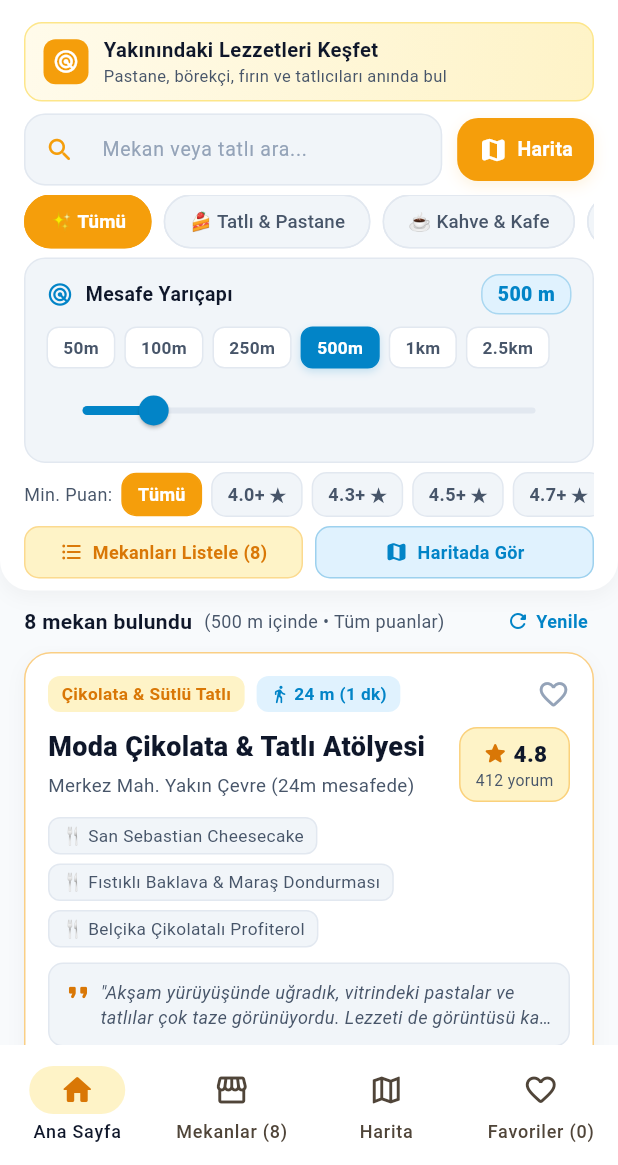
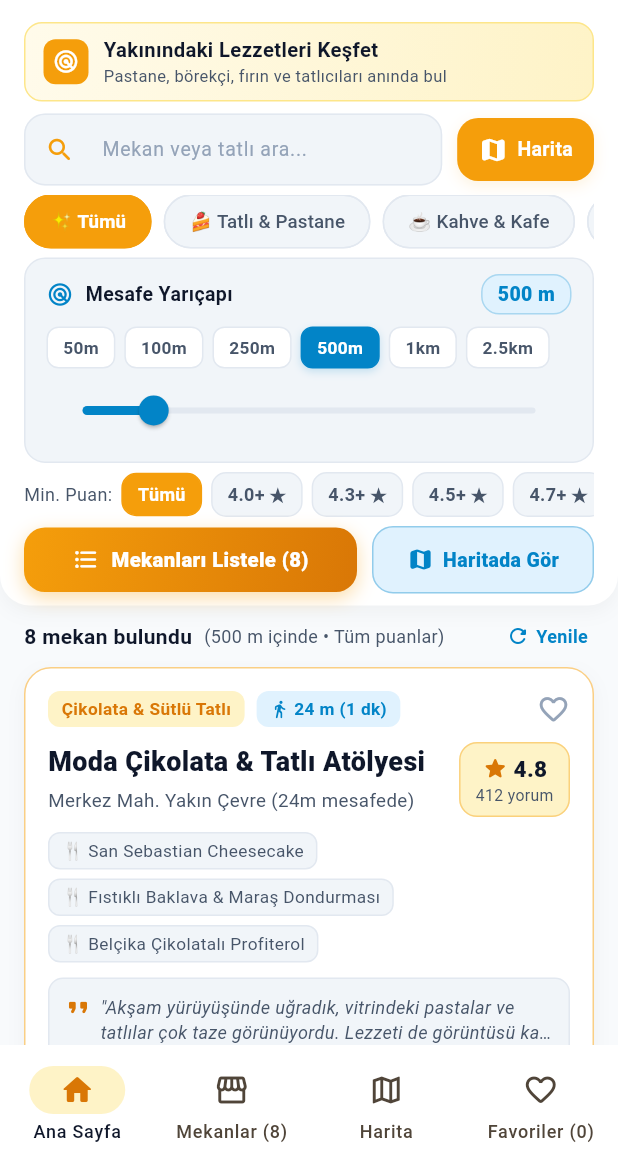
Before and after one commit to cosskun/mekan_radari, a Flutter app: the screen it shows after launch, on a phone screen of 412 x 824 dp, the part 71-1236 px from its top. Run offline on Flutter 3.47's test engine with Material 3 defaults, Android fonts, the phone set to English and light mode, and no system bars; our stand-ins replace flutter_map, geolocator, latlong2, shared_preferences; network calls fail.

Commit message:
UX: Introduce on-demand venue listing button, eliminate forced startup loading, and modernize discovery hub

```diff
--- a/lib/controllers/places_controller.dart
+++ b/lib/controllers/places_controller.dart
@@ -384,18 +384,21 @@ class PlacesController extends ChangeNotifier {
     }
   }
 
-  /// Updates center coordinates and location label, then loads places.
+  /// Updates center coordinates and location label, then optionally loads places.
   Future<void> setLocation({
     required double lat,
     required double lon,
     required String label,
+    bool autoLoad = true,
   }) async {
     _centerLat = lat;
     _centerLon = lon;
     _locationLabel = label;
     _recomputeAllPlaces();
     notifyListeners();
-    await loadPlaces();
+    if (autoLoad) {
+      await loadPlaces();
+    }
   }
 
   /// Fetches nearby places from [PlacesRepository], merges user reviews,
--- a/lib/screens/home_screen.dart
+++ b/lib/screens/home_screen.dart
@@ -122,6 +122,7 @@ class _HomeScreenState extends State<HomeScreen> {
         lat: pos.latitude,
         lon: pos.longitude,
         label: label,
+        autoLoad: false,
       );
     } catch (_) {
       _fallbackToDefaultLocation();
@@ -135,6 +136,7 @@ class _HomeScreenState extends State<HomeScreen> {
         lat: 40.9862,
         lon: 29.0264,
         label: 'Kadıköy - Moda & Çarşı',
+        autoLoad: false,
       );
     }
   }
@@ -470,40 +472,52 @@ class _HomeScreenState extends State<HomeScreen> {
               Row(
                 children: [
                   Expanded(
+                    flex: 3,
                     child: InkWell(
                       key: const Key('explore_venues_button'),
-                      onTap: () {
+                      onTap: () async {
+                        if (_controller.allPlaces.isEmpty) {
+                          await _controller.loadPlaces();
+                        }
                         setState(() {
                           _selectedTabIndex = 1;
                         });
                       },
-                      borderRadius: BorderRadius.circular(10),
+                      borderRadius: BorderRadius.circular(14),
                       child: Container(
-                        padding: const EdgeInsets.symmetric(vertical: 8),
+                        padding: const EdgeInsets.symmetric(vertical: 12),
                         decoration: BoxDecoration(
-                          color: AppColors.primaryLight,
-                          borderRadius: BorderRadius.circular(10),
-                          border: Border.all(
-                            color: AppColors.primary.withValues(alpha: 0.3),
+                          gradient: const LinearGradient(
+                            colors: [AppColors.primary, AppColors.primaryDark],
+                            begin: Alignment.topLeft,
+                            end: Alignment.bottomRight,
                           ),
+                          borderRadius: BorderRadius.circular(14),
+                          boxShadow: [
+                            BoxShadow(
+                              color: AppColors.primary.withValues(alpha: 0.35),
+                              blurRadius: 10,
+                              offset: const Offset(0, 4),
+                            ),
+                          ],
                         ),
                         child: Row(
                           mainAxisAlignment: MainAxisAlignment.center,
                           children: [
                             const Icon(
                               Icons.format_list_bulleted_rounded,
-                              size: 16,
-                              color: AppColors.primaryDark,
+                              size: 18,
+                              color: Colors.white,
                             ),
-                            const SizedBox(width: 6),
+                            const SizedBox(width: 8),
                             Text(
                               places.isEmpty
-                                  ? 'Mekanları Ara'
+                                  ? 'Mekanları Listele'
                                   : 'Mekanları Listele (${places.length})',
                               style: const TextStyle(
-                                color: AppColors.primaryDark,
-                                fontWeight: FontWeight.bold,
-                                fontSize: 12,
+                                color: Colors.white,
+                                fontWeight: FontWeight.w800,
+                                fontSize: 13.5,
                               ),
                             ),
                           ],
@@ -511,11 +525,15 @@ class _HomeScreenState extends State<HomeScreen> {
                       ),
                     ),
                   ),
-                  const SizedBox(width: 8),
+                  const SizedBox(width: 10),
                   Expanded(
+                    flex: 2,
                     child: InkWell(
                       key: const Key('explore_map_button'),
-                      onTap: () {
+                      onTap: () async {
+                        if (_controller.allPlaces.isEmpty) {
+                          await _controller.loadPlaces();
+                        }
                         if (!_controller.isMapView) {
                           _controller.toggleViewMode();
                         }
@@ -523,14 +541,14 @@ class _HomeScreenState extends State<HomeScreen> {
                           _selectedTabIndex = 2;
                         });
                       },
-                      borderRadius: BorderRadius.circular(10),
+                      borderRadius: BorderRadius.circular(14),
                       child: Container(
-                        padding: const EdgeInsets.symmetric(vertical: 8),
+                        padding: const EdgeInsets.symmetric(vertical: 12),
                         decoration: BoxDecoration(
                           color: AppColors.blueLight,
-                          borderRadius: BorderRadius.circular(10),
+                          borderRadius: BorderRadius.circular(14),
                           border: Border.all(
-                            color: AppColors.blue.withValues(alpha: 0.3),
+                            color: AppColors.blue.withValues(alpha: 0.35),
                           ),
                         ),
                         child: const Row(
@@ -538,7 +556,7 @@ class _HomeScreenState extends State<HomeScreen> {
                           children: [
                             Icon(
                               Icons.map_rounded,
-                              size: 16,
+                              size: 18,
                               color: AppColors.blue,
                             ),
                             SizedBox(width: 6),
@@ -546,8 +564,8 @@ class _HomeScreenState extends State<HomeScreen> {
                               'Haritada Gör',
                               style: TextStyle(
                                 color: AppColors.blue,
-                                fontWeight: FontWeight.bold,
-                                fontSize: 12,
+                                fontWeight: FontWeight.w800,
+                                fontSize: 13,
                               ),
                             ),
                           ],
@@ -629,6 +647,9 @@ class _HomeScreenState extends State<HomeScreen> {
           ),
         ),
         Expanded(
+          child: RefreshIndicator(
+            color: AppColors.primary,
+            onRefresh: () => _controller.loadPlaces(),
             child: ListView.builder(
               padding: const EdgeInsets.fromLTRB(16, 10, 16, 28),
               itemCount: places.length,
@@ -641,6 +662,7 @@ class _HomeScreenState extends State<HomeScreen> {
                   onTap: () => _openPlaceDetails(place),
                 );
               },
+            ),
           ),
         ),
       ],
--- a/pubspec.yaml
+++ b/pubspec.yaml
@@ -16,7 +16,7 @@ publish_to: 'none' # Remove this line if you wish to publish to pub.dev
 # https://developer.apple.com/library/archive/documentation/General/Reference/InfoPlistKeyReference/Articles/CoreFoundationKeys.html
 # In Windows, build-name is used as the major, minor, and patch parts
 # of the product and file versions while build-number is used as the build suffix.
-version: 1.0.0+6
+version: 1.0.0+7
 
 environment:
   sdk: ^3.12.2
```
Also changed, not shown: 1 other file. Lines whose indentation alone changed are shown as unchanged.
